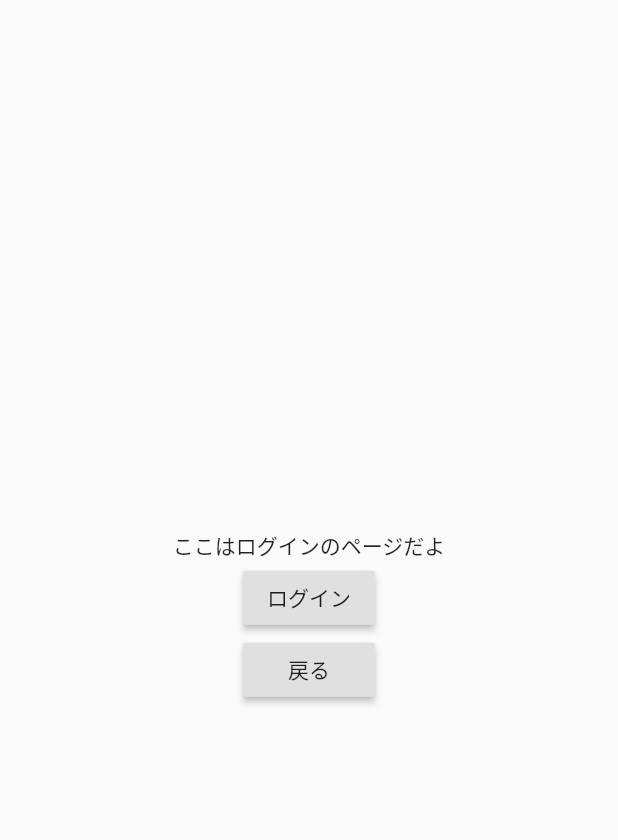
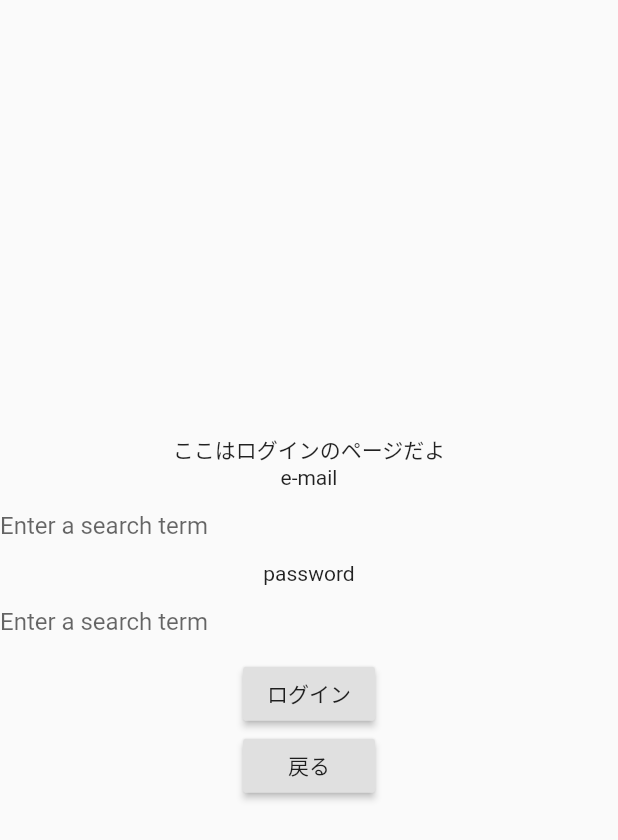
Before and after one commit to Akihikowakuda/flutter_myapp, a Flutter app: the screen it shows after launch, after a tap on "ログインページ", on a phone screen of 412 x 824 dp. Shown: the top 840 px of the screen. Run offline on Flutter 3.47's test engine with Material 2 defaults, Android fonts, the phone set to English and light mode, and no system bars.

Commit message:
connected firabase

```diff
--- a/lib/UI/signin_screen/signin_screen.dart
+++ b/lib/UI/signin_screen/signin_screen.dart
@@ -11,6 +11,20 @@ class SigninPage extends StatelessWidget {
           mainAxisAlignment: MainAxisAlignment.center,
           children: [
             Text('ここはログインのページだよ'),
+            Text('e-mail'),
+            TextField(
+              decoration: InputDecoration(
+                border: InputBorder.none,
+                hintText: 'Enter a search term',
+              ),
+            ),
+            Text('password'),
+            TextField(
+              decoration: InputDecoration(
+                border: InputBorder.none,
+                hintText: 'Enter a search term',
+              ),
+            ),
             RaisedButton(
                 child: Text('ログイン'),
                 onPressed: () {
--- a/pubspec.yaml
+++ b/pubspec.yaml
@@ -21,6 +21,10 @@ environment:
   sdk: ">=2.7.0 <3.0.0"
 
 dependencies:
+  firebase_core: ^0.7.0
+  firebase_analytics: ^7.0.1
+  firebase_auth: ^0.20.0+1
+  cloud_firestore: ^0.16.0
   flutter:
     sdk: flutter
 
```
Also changed, not shown: pubspec.lock, 6 other files.
